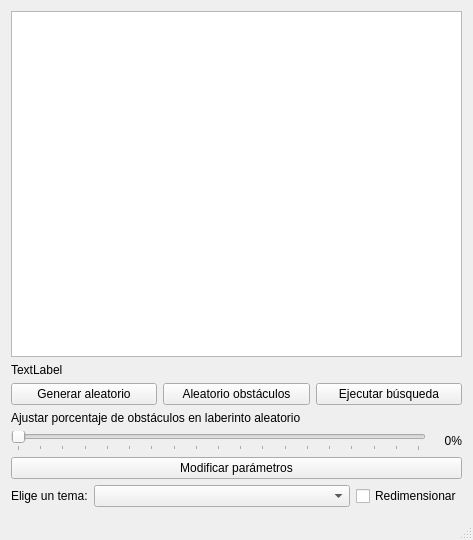
First picture: the form in Implementación Gráfica 1/hp_mdl/ventanaprincipal.ui, repository Rafaherrero/ia, before the edit.
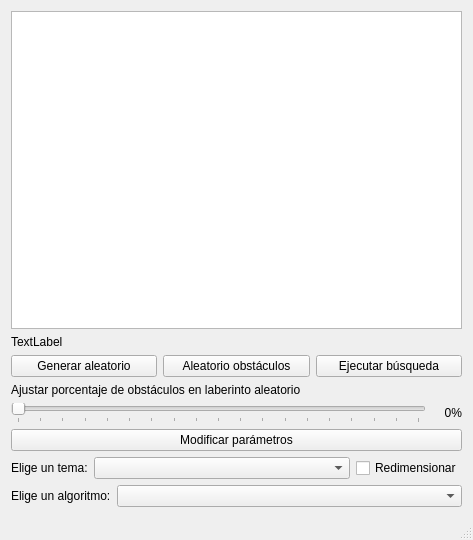
Second picture: the form after the edit.

Commit message: Version totalmente funcional

```diff
--- a/Implementación Gráfica 1/hp_mdl/ventanaprincipal.ui
+++ b/Implementación Gráfica 1/hp_mdl/ventanaprincipal.ui
@@ -234,6 +234,29 @@
       </item>
      </layout>
     </item>
+    <item>
+     <layout class="QHBoxLayout" name="horizontalLayout_4">
+      <property name="topMargin">
+       <number>0</number>
+      </property>
+      <item>
+       <widget class="QLabel" name="label_3">
+        <property name="sizePolicy">
+         <sizepolicy hsizetype="Maximum" vsizetype="Maximum">
+          <horstretch>0</horstretch>
+          <verstretch>0</verstretch>
+         </sizepolicy>
+        </property>
+        <property name="text">
+         <string>Elige un algoritmo:</string>
+        </property>
+       </widget>
+      </item>
+      <item>
+       <widget class="QComboBox" name="comboBox"/>
+      </item>
+     </layout>
+    </item>
    </layout>
   </widget>
   <widget class="QStatusBar" name="statusBar"/>
```
The commit also changes 2 other files.
